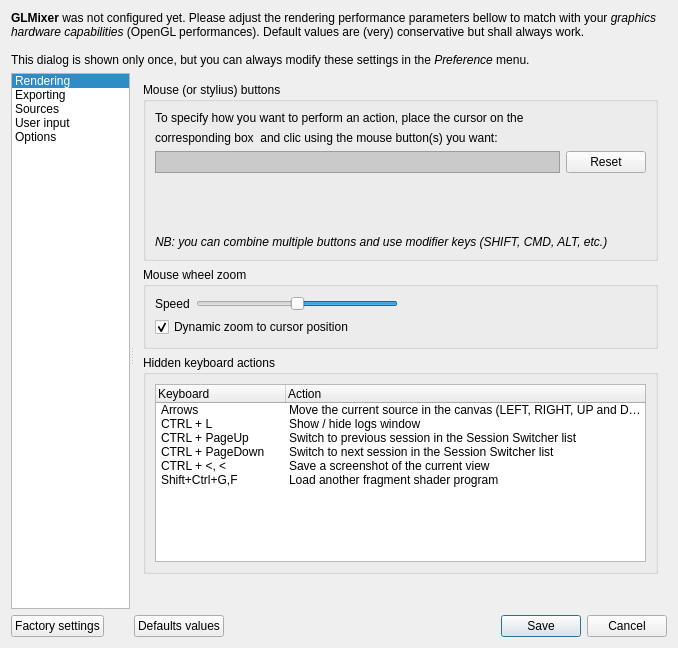
This is src/UserPreferencesDialog.ui in markus-wa/glmixer-mirror as Qt 5 draws it before an edit. The edited form follows.
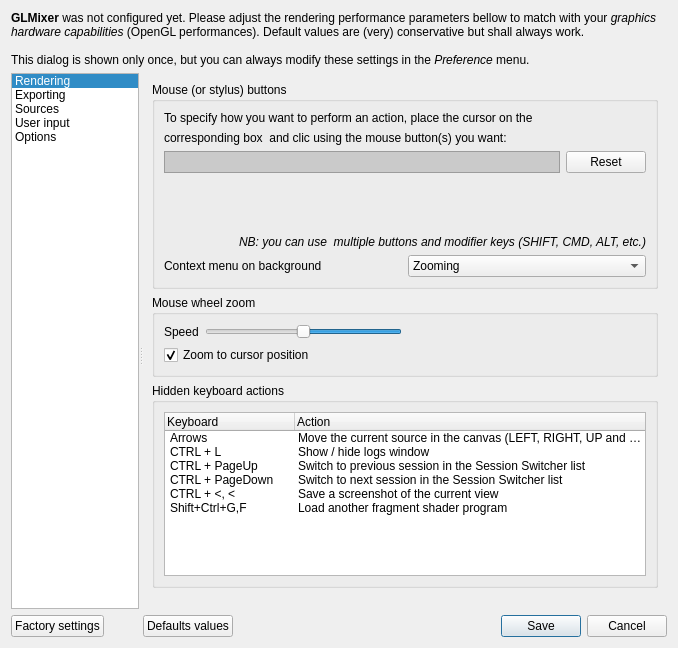
This is the edited form. The open tabs and pages were chosen to show the change. Icons and pictures are not drawn. Custom widgets are drawn as their Qt base class.

Commit message: Added Preference option for View Context Menu on background : selection of Zoom menu or Cursor menu. Bug fix Tablet support.

What changed in the file:
```diff
--- a/src/UserPreferencesDialog.ui
+++ b/src/UserPreferencesDialog.ui
@@ -1063,7 +1063,7 @@
            <item>
             <widget class="QGroupBox" name="MouseButtonsGroupBox">
              <property name="title">
-              <string>Mouse (or stylius) buttons</string>
+              <string>Mouse (or stylus) buttons</string>
              </property>
              <layout class="QVBoxLayout" name="verticalLayout_7">
               <item>
@@ -1145,10 +1145,46 @@
                  <string notr="true">font: italic;</string>
                 </property>
                 <property name="text">
-                 <string>NB: you can combine multiple buttons and use modifier keys (SHIFT, CMD, ALT, etc.)</string>
+                 <string>NB: you can use  multiple buttons and modifier keys (SHIFT, CMD, ALT, etc.)</string>
+                </property>
+                <property name="alignment">
+                 <set>Qt::AlignRight|Qt::AlignTrailing|Qt::AlignVCenter</set>
                 </property>
                </widget>
               </item>
+              <item>
+               <layout class="QHBoxLayout" name="horizontalLayout_7">
+                <item>
+                 <widget class="QLabel" name="label_9">
+                  <property name="text">
+                   <string>Context menu on background  </string>
+                  </property>
+                 </widget>
+                </item>
+                <item>
+                 <widget class="QComboBox" name="selectionViewContextMenu">
+                  <item>
+                   <property name="text">
+                    <string>Zooming</string>
+                   </property>
+                   <property name="icon">
+                    <iconset resource="../icons.qrc">
+                     <normaloff>:/glmixer/icons/zoom-in.png</normaloff>:/glmixer/icons/zoom-in.png</iconset>
+                   </property>
+                  </item>
+                  <item>
+                   <property name="text">
+                    <string>Cursor selection</string>
+                   </property>
+                   <property name="icon">
+                    <iconset resource="../icons.qrc">
+                     <normaloff>:/glmixer/icons/normal-cursor.png</normaloff>:/glmixer/icons/normal-cursor.png</iconset>
+                   </property>
+                  </item>
+                 </widget>
+                </item>
+               </layout>
+              </item>
              </layout>
             </widget>
            </item>
@@ -1208,7 +1244,7 @@
                    <string>Zoom in at the cursor position when using the mouse wheel</string>
                   </property>
                   <property name="text">
-                   <string>Dynamic zoom to cursor position</string>
+                   <string>Zoom to cursor position</string>
                   </property>
                   <property name="checked">
                    <bool>true</bool>
```
Left out of the diff: 32 changed lines with no effect on the pictures. The commit also changes 6 other files.
